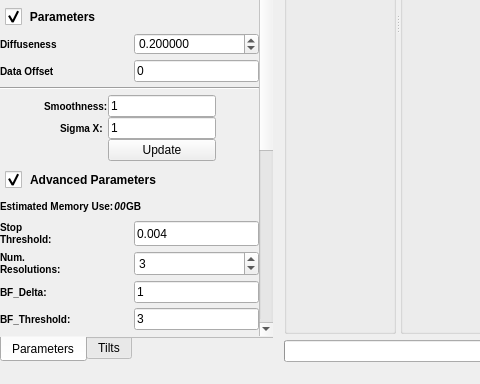
The window that Code/Applications/TEMBIR/UI_Files/TEMBIRGui.ui (OpenMBIR/OpenMBIR-TEM) describes before a commit, drawn with Qt 5; both pictures show x 0 to 480 and y 437 to 821 of the 1165 by 821 pixel window.
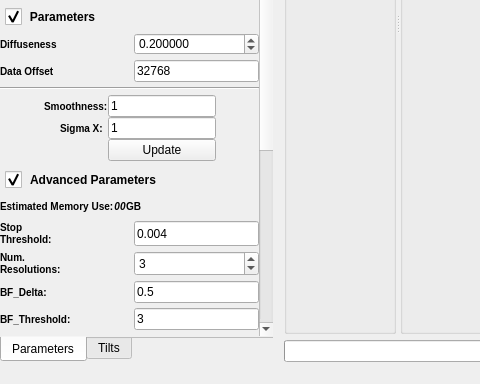
The same window after the commit. Icons and pictures are not drawn. Custom widgets are drawn as their Qt base class.

Commit message: Attempted fix for the “nan” bug

```diff
--- a/Code/Applications/TEMBIR/UI_Files/TEMBIRGui.ui
+++ b/Code/Applications/TEMBIR/UI_Files/TEMBIRGui.ui
@@ -537,7 +537,7 @@
             <property name="geometry">
              <rect>
               <x>0</x>
-              <y>0</y>
+              <y>-113</y>
               <width>280</width>
               <height>967</height>
              </rect>
@@ -1229,7 +1229,7 @@
                    </size>
                   </property>
                   <property name="text">
-                   <string>0</string>
+                   <string>32768</string>
                   </property>
                  </widget>
                 </item>
@@ -1654,7 +1654,7 @@
                    </size>
                   </property>
                   <property name="text">
-                   <string>1</string>
+                   <string>0.5</string>
                   </property>
                  </widget>
                 </item>
```
The commit also changes 1 other file.
